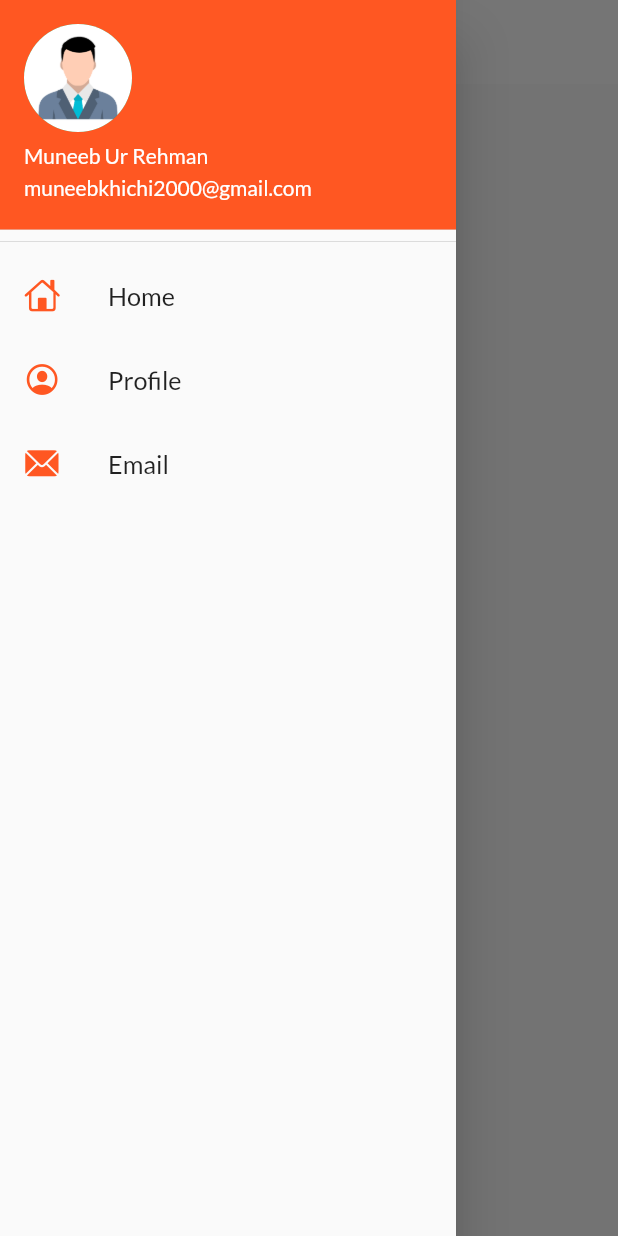
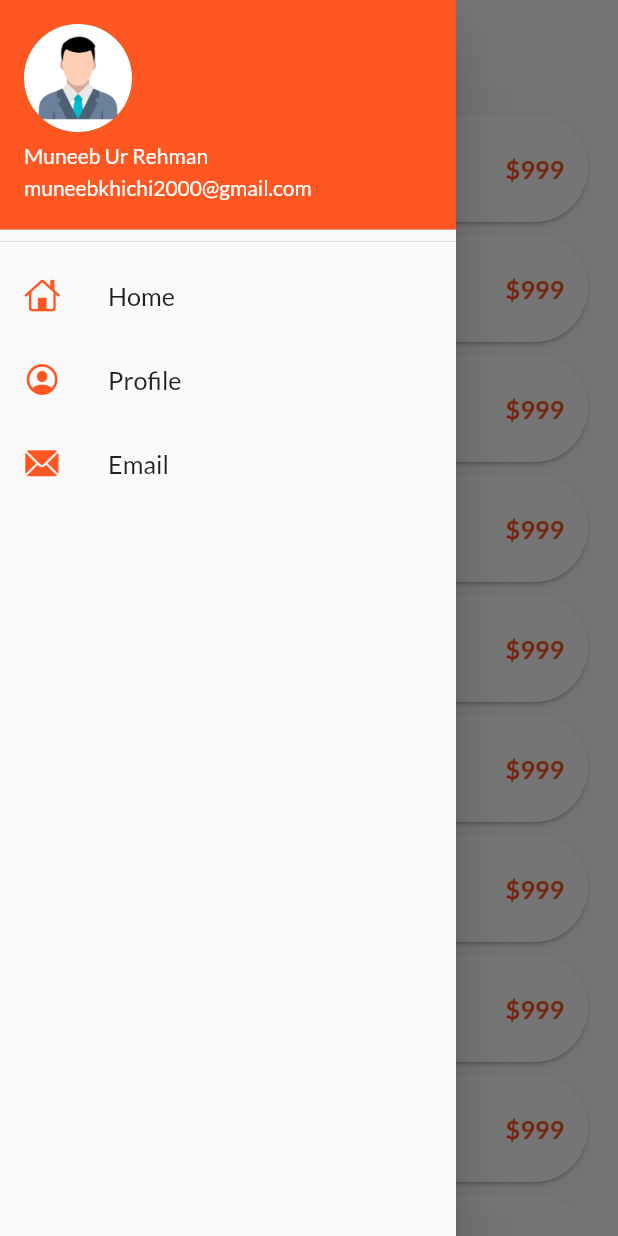
Before and after one commit to MuneebUrRehman1/Flutter-Tutorial, a Flutter app: the screen it shows after launch, with the side drawer open, on a phone screen of 412 x 824 dp. Run offline on Flutter 3.47's test engine with Material 2 defaults, Android fonts, the phone set to English and light mode, and no system bars; our stand-ins replace fluttertoast, google_fonts.

Commit message:
Day 8 (Using List Views)

```diff
--- a/lib/main.dart
+++ b/lib/main.dart
@@ -17,9 +17,8 @@ class MyApp extends StatelessWidget {
     return MaterialApp(
       title: 'Flutter Demo',
       theme: MyTheme.lightTheme(context),
-      darkTheme: MyTheme.darkTheme(context),
+      //darkTheme: MyTheme.darkTheme(context),
       debugShowCheckedModeBanner: false,
-      themeMode: ThemeMode.light,
      // darkTheme: ThemeData(brightness: Brightness.light),
        // initialRoute: "/home",
 
--- /dev/null
+++ b/lib/models/catalog.dart
@@ -0,0 +1,19 @@
+class CatalogModel
+{
+   static final items=[
+       Item(1, "Realme", "My Phone", 999, "33505a", "assets/images/profile.png")
+   ];
+}
+
+
+class Item
+{
+    final num id;
+    final String name;
+    final String desc;
+    final num price;
+    final String color;
+    final String imgUrl;
+
+    Item(this.id, this.name, this.desc, this.price, this.color, this.imgUrl);
+}
--- a/lib/pages/home_page.dart
+++ b/lib/pages/home_page.dart
@@ -1,18 +1,25 @@
 import 'package:flutter/material.dart';
+import 'package:flutter_app/models/catalog.dart';
 import 'package:flutter_app/widgets/drawer.dart';
+import 'package:flutter_app/widgets/item_widget.dart';
 
 class HomePage extends StatelessWidget{
   @override
   Widget build(BuildContext context) {
     // TODO: implement build
+    final dummyList= List.generate(50, (index) => CatalogModel.items[0]);
   return Scaffold(
     appBar: AppBar(
     //  backgroundColor: Colors.deepOrange,
       title: Text("My First App"),
     ),
-     body: Center(
-       child: Container(
-         child: Text("Welcome"),
+     body: Padding(
+       padding: const EdgeInsets.all(16.0),
+       child: ListView.builder(
+           itemCount: dummyList.length,
+         itemBuilder: (context, index) {
+           return ItemWidget(item: dummyList[index],);
+         },
        ),
      ),
     drawer: MyDrawer(),
--- /dev/null
+++ b/lib/widgets/item_widget.dart
@@ -0,0 +1,35 @@
+import 'dart:ui';
+
+import 'package:flutter/cupertino.dart';
+import 'package:flutter/material.dart';
+import 'package:flutter_app/models/catalog.dart';
+import 'package:fluttertoast/fluttertoast.dart';
+class ItemWidget extends StatelessWidget
+{
+  final Item item;
+
+  const ItemWidget({Key? key, required this.item}) : super(key: key);
+  @override
+  Widget build(BuildContext context) {
+    // TODO: implement build
+    return Card(
+      shape:  StadiumBorder(),
+      child: ListTile(
+        onTap: () {
+          print(Text("Welcome Everyone"));
+        },
+        leading: Image.asset(item.imgUrl),
+        title: Text(item.name ),
+        subtitle: Text(item.desc),
+        trailing: Text("\$${item.price}",
+          textScaleFactor: 1.2,
+          style: TextStyle(
+          color: Colors.deepOrange,
+          fontWeight: FontWeight.bold,
+
+        ),),
+      ),
+    );
+  }
+
+}
--- a/pubspec.yaml
+++ b/pubspec.yaml
@@ -29,6 +29,7 @@ dependencies:
   # Use with the CupertinoIcons class for iOS style icons.
   cupertino_icons: ^1.0.2
   google_fonts: ^2.1.0
+  fluttertoast: ^8.0.7
 
 
 dev_dependencies:
```
Also changed, not shown: pubspec.lock.
